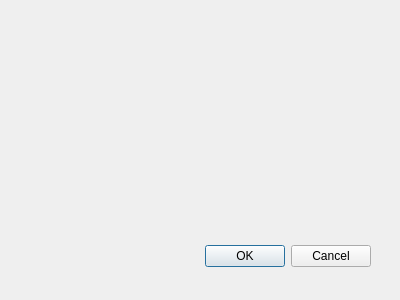
Qt form kviewer.ui (HanshanGithub/treePushTest) before a commit.
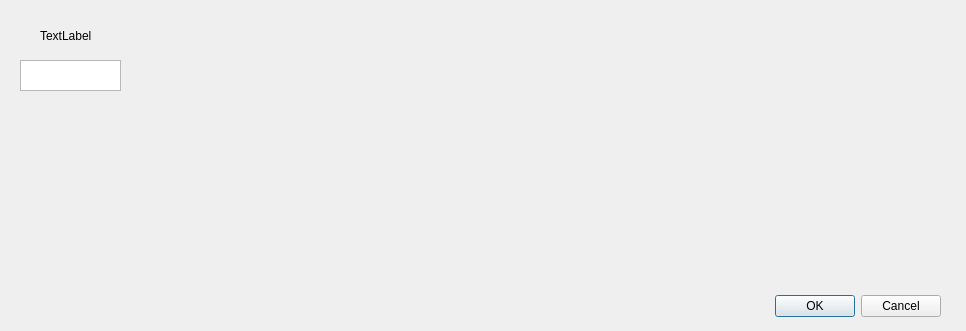
The same form after that commit.

What changed in the file:
```diff
--- a/kviewer.ui
+++ b/kviewer.ui
@@ -8,8 +8,8 @@
    <rect>
     <x>0</x>
     <y>0</y>
-    <width>400</width>
-    <height>300</height>
+    <width>966</width>
+    <height>331</height>
    </rect>
   </property>
   <property name="windowTitle">
@@ -18,8 +18,8 @@
   <widget class="QDialogButtonBox" name="buttonBox">
    <property name="geometry">
     <rect>
-     <x>30</x>
-     <y>240</y>
+     <x>600</x>
+     <y>290</y>
      <width>341</width>
      <height>32</height>
     </rect>
@@ -31,6 +31,29 @@
     <set>QDialogButtonBox::Cancel|QDialogButtonBox::Ok</set>
    </property>
   </widget>
+  <widget class="QLabel" name="label">
+   <property name="geometry">
+    <rect>
+     <x>40</x>
+     <y>30</y>
+     <width>54</width>
+     <height>12</height>
+    </rect>
+   </property>
+   <property name="text">
+    <string>TextLabel</string>
+   </property>
+  </widget>
+  <widget class="QTextEdit" name="textEdit">
+   <property name="geometry">
+    <rect>
+     <x>20</x>
+     <y>60</y>
+     <width>101</width>
+     <height>31</height>
+    </rect>
+   </property>
+  </widget>
  </widget>
  <pixmapfunction/>
  <resources/>
```
Left out of the diff: 5 changed lines with no effect on the pictures.
